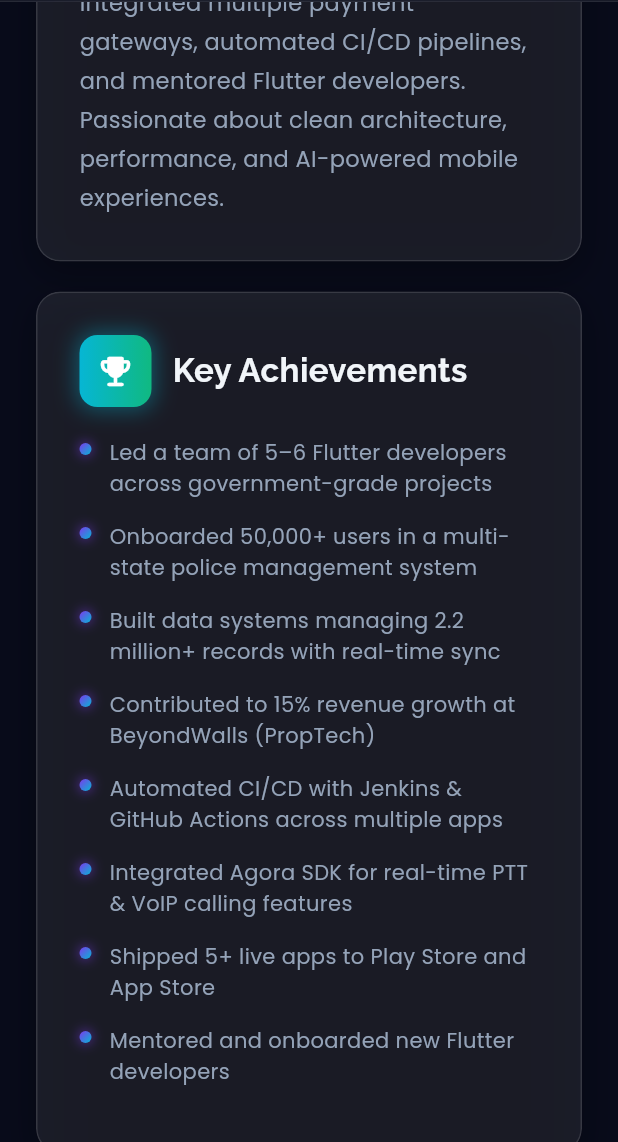
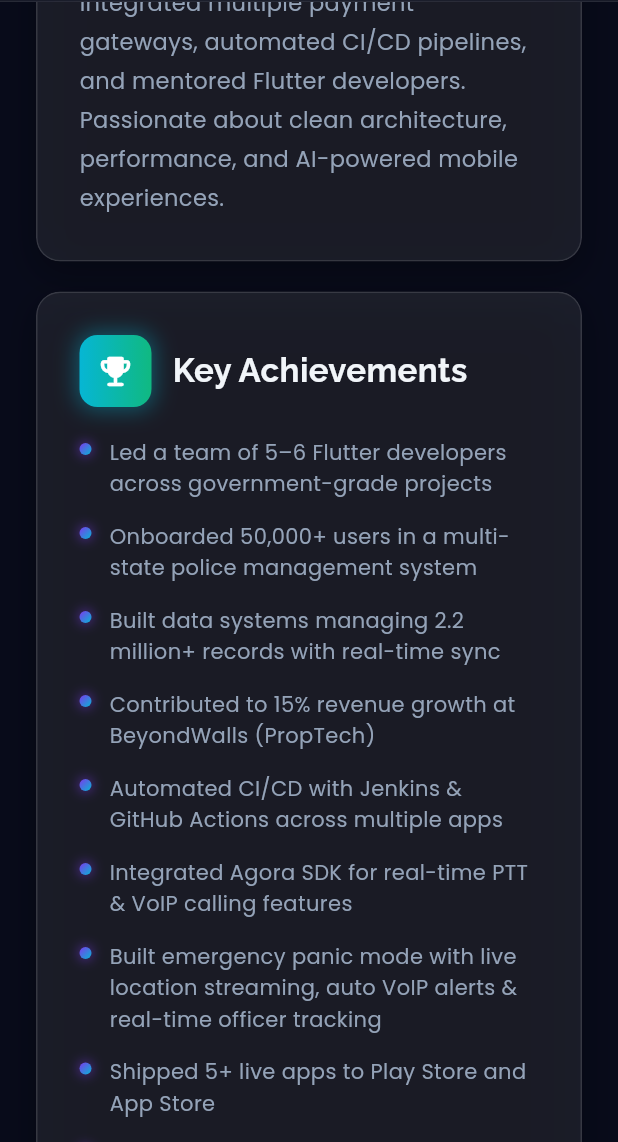
Before and after one commit to shivaniB8/WebPortfolio, a Flutter app: the screen it shows after launch, scrolled down 1728 dp, on a phone screen of 412 x 824 dp, the part 94-1236 px from its top. Run offline on Flutter 3.47's test engine with Material 3 defaults, Android fonts, the phone set to English and light mode, and no system bars; our stand-ins replace animated_text_kit, flutter_animate, google_fonts, visibility_detector.

Commit message:
Update skills, add Databases category, add panic mode feature
Co-Authored-By: Claude Sonnet 4.6 <noreply@anthropic.com>

```diff
--- a/lib/data/portfolio_data.dart
+++ b/lib/data/portfolio_data.dart
@@ -149,6 +149,7 @@ class PortfolioData {
     'Contributed to 15% revenue growth at BeyondWalls (PropTech)',
     'Automated CI/CD with Jenkins & GitHub Actions across multiple apps',
     'Integrated Agora SDK for real-time PTT & VoIP calling features',
+    'Built emergency panic mode with live location streaming, auto VoIP alerts & real-time officer tracking',
     'Shipped 5+ live apps to Play Store and App Store',
     'Mentored and onboarded new Flutter developers',
   ];
@@ -221,7 +222,8 @@ class PortfolioData {
       title: 'Smart Force Police App',
       description:
           'Government-grade police management system deployed across multiple states. '
-          'Onboarded 50,000+ users, manages 2.2M+ records, real-time communication, '
+          'Onboarded 50,000+ users, manages 2.2M+ records, real-time PTT & VoIP communication, '
+          'panic mode with live location tracking & auto-alerts, '
           'multi-state deployment (Goa, Delhi, Assam).',
       tags: ['Flutter', 'Firebase', 'Agora', 'BLoC', 'WebSockets'],
       gradientStart: Color(0xFF7C3AED),
@@ -313,7 +315,14 @@ class PortfolioData {
       title: 'Mobile Development',
       color: AppColors.catMobile,
       icon: Icons.phone_android_rounded,
-      skills: ['Flutter', 'Dart', 'Android Studio', 'Xcode'],
+      skills: [
+        'Flutter',
+        'Dart',
+        'Android Studio',
+        'Xcode',
+        'Google Play Console',
+        'Apple Developer Account',
+      ],
     ),
     SkillCategory(
       title: 'State Management',
@@ -333,6 +342,12 @@ class PortfolioData {
         'Postman',
         'FCM',
       ],
+    ),
+    SkillCategory(
+      title: 'Local Databases',
+      color: Color(0xFF10B981),
+      icon: Icons.storage_rounded,
+      skills: ['Hive', 'SharedPreferences', 'GetStorage', 'MMKV', 'SQLite'],
     ),
     SkillCategory(
       title: 'Payment Gateways',
@@ -362,7 +377,12 @@ class PortfolioData {
       title: 'Testing',
       color: AppColors.catTesting,
       icon: Icons.bug_report_rounded,
-      skills: ['Unit Testing', 'Integration Testing', 'Golden Image Testing'],
+      skills: [
+        'Unit Testing',
+        'Widget Testing',
+        'Integration Testing',
+        'Golden Image Testing',
+      ],
     ),
     SkillCategory(
       title: 'Other Tools',
@@ -370,6 +390,17 @@ class PortfolioData {
       icon: Icons.build_rounded,
       skills: [
         'Agora SDK',
+        'Google Sign In',
+        'WebView',
+        'Geolocator',
+        'Live Location Tracking',
+        'Audio Player',
+        'ML Kit OCR',
+        'Root Detection',
+        'VoIP CallKit',
+        'Live Streaming',
+        'Noise Meter',
+        'Panic Mode Alerts',
         'Certificate Pinning',
         'Gemini AI',
         'Google Maps',
```
Also changed, not shown: 3 other files.
